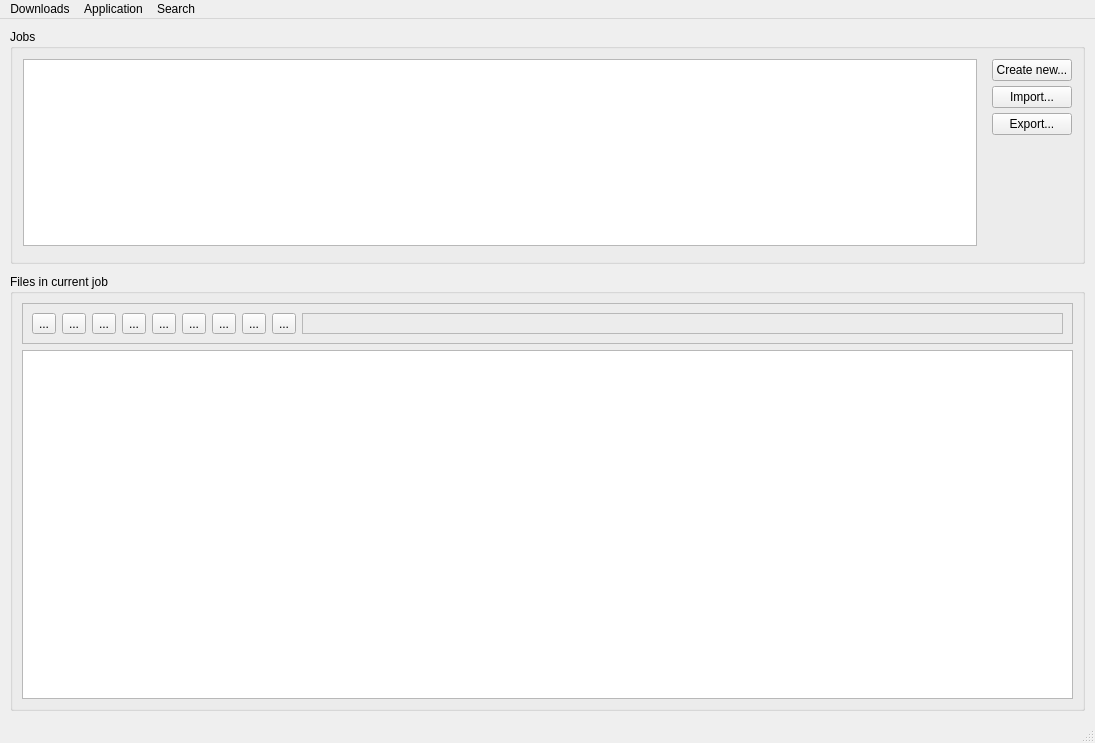
Qt form aoget/qt/main_window.ui (endre-git/aoget) before a commit.
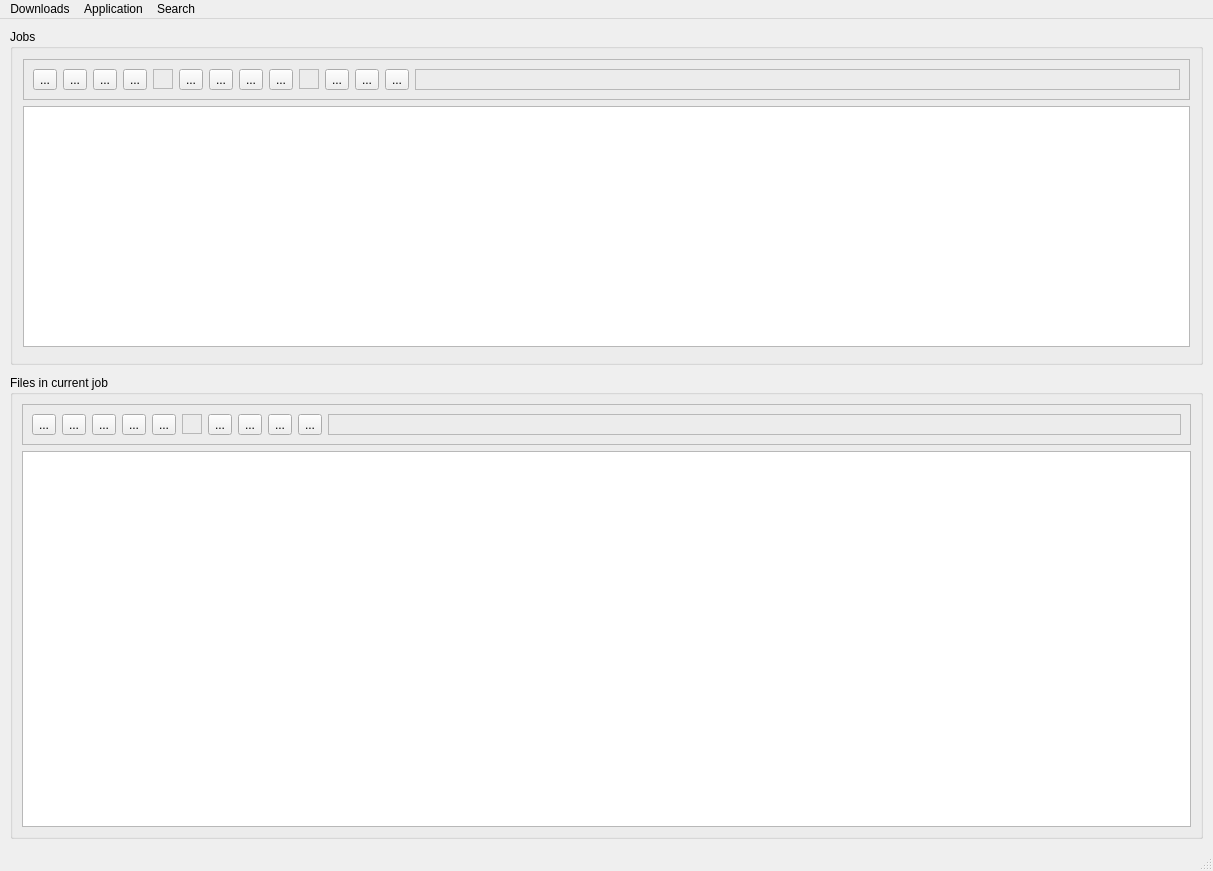
The same form after that commit. Icons and pictures are not drawn.

```diff
--- a/aoget/qt/main_window.ui
+++ b/aoget/qt/main_window.ui
@@ -6,8 +6,8 @@
    <rect>
     <x>0</x>
     <y>0</y>
-    <width>1095</width>
-    <height>743</height>
+    <width>1213</width>
+    <height>871</height>
    </rect>
   </property>
   <property name="windowTitle">
@@ -18,7 +18,7 @@
     <normaloff>../resources/icons/download.svg</normaloff>../resources/icons/download.svg</iconset>
   </property>
   <widget class="QWidget" name="centralwidget">
-   <layout class="QVBoxLayout" name="verticalLayout_2" stretch="35,65">
+   <layout class="QVBoxLayout" name="verticalLayout_2" stretch="42,58">
     <property name="spacing">
      <number>10</number>
     </property>
@@ -51,7 +51,7 @@
       <property name="checkable">
        <bool>false</bool>
       </property>
-      <layout class="QGridLayout" name="gridLayout" rowstretch="1,0,0,0,0" columnstretch="1,0">
+      <layout class="QVBoxLayout" name="verticalLayout_3">
        <property name="sizeConstraint">
         <enum>QLayout::SetMaximumSize</enum>
        </property>
@@ -67,49 +67,323 @@
        <property name="bottomMargin">
         <number>15</number>
        </property>
-       <property name="horizontalSpacing">
-        <number>15</number>
-       </property>
-       <property name="verticalSpacing">
-        <number>5</number>
-       </property>
-       <item row="0" column="0" rowspan="5">
+       <item>
+        <widget class="QFrame" name="frame_2">
+         <property name="frameShape">
+          <enum>QFrame::StyledPanel</enum>
+         </property>
+         <property name="frameShadow">
+          <enum>QFrame::Raised</enum>
+         </property>
+         <layout class="QHBoxLayout" name="horizontalLayout_2">
+          <item>
+           <widget class="QToolButton" name="btnJobImport_5">
+            <property name="toolTip">
+             <string>More download threads</string>
+            </property>
+            <property name="text">
+             <string>...</string>
+            </property>
+            <property name="icon">
+             <iconset>
+              <normaloff>../resources/icons/play.svg</normaloff>../resources/icons/play.svg</iconset>
+            </property>
+            <property name="iconSize">
+             <size>
+              <width>40</width>
+              <height>22</height>
+             </size>
+            </property>
+           </widget>
+          </item>
+          <item>
+           <widget class="QToolButton" name="btnJobImport_6">
+            <property name="toolTip">
+             <string>More download threads</string>
+            </property>
+            <property name="text">
+             <string>...</string>
+            </property>
+            <property name="icon">
+             <iconset>
+              <normaloff>../resources/icons/octagon.svg</normaloff>../resources/icons/octagon.svg</iconset>
+            </property>
+            <property name="iconSize">
+             <size>
+              <width>40</width>
+              <height>22</height>
+             </size>
+            </property>
+           </widget>
+          </item>
+          <item>
+           <widget class="QToolButton" name="btnJobImport_3">
+            <property name="toolTip">
+             <string>More download threads</string>
+            </property>
+            <property name="text">
+             <string>...</string>
+            </property>
+            <property name="icon">
+             <iconset>
+              <normaloff>../resources/icons/trending-up.svg</normaloff>../resources/icons/trending-up.svg</iconset>
+            </property>
+            <property name="iconSize">
+             <size>
+              <width>40</width>
+              <height>22</height>
+             </size>
+            </property>
+           </widget>
+          </item>
+          <item>
+           <widget class="QToolButton" name="btnJobImport_4">
+            <property name="toolTip">
+             <string>Less download threads</string>
+            </property>
+            <property name="text">
+             <string>...</string>
+            </property>
+            <property name="icon">
+             <iconset>
+              <normaloff>../resources/icons/trending-down.svg</normaloff>../resources/icons/trending-down.svg</iconset>
+            </property>
+            <property name="iconSize">
+             <size>
+              <width>40</width>
+              <height>22</height>
+             </size>
+            </property>
+           </widget>
+          </item>
+          <item>
+           <widget class="QFrame" name="frame_4">
+            <property name="sizePolicy">
+             <sizepolicy hsizetype="Fixed" vsizetype="Fixed">
+              <horstretch>0</horstretch>
+              <verstretch>0</verstretch>
+             </sizepolicy>
+            </property>
+            <property name="minimumSize">
+             <size>
+              <width>20</width>
+              <height>0</height>
+             </size>
+            </property>
+            <property name="maximumSize">
+             <size>
+              <width>20</width>
+              <height>20</height>
+             </size>
+            </property>
+            <property name="baseSize">
+             <size>
+              <width>20</width>
+              <height>0</height>
+             </size>
+            </property>
+            <property name="frameShape">
+             <enum>QFrame::StyledPanel</enum>
+            </property>
+            <property name="frameShadow">
+             <enum>QFrame::Raised</enum>
+            </property>
+           </widget>
+          </item>
+          <item>
+           <widget class="QToolButton" name="btnJobCreate">
+            <property name="toolTip">
+             <string>Create new job...</string>
+            </property>
+            <property name="text">
+             <string>...</string>
+            </property>
+            <property name="icon">
+             <iconset>
+              <normaloff>../resources/icons/file-plus.svg</normaloff>../resources/icons/file-plus.svg</iconset>
+            </property>
+            <property name="iconSize">
+             <size>
+              <width>40</width>
+              <height>22</height>
+             </size>
+            </property>
+           </widget>
+          </item>
+          <item>
+           <widget class="QToolButton" name="btnJobEdit">
+            <property name="toolTip">
+             <string>Edit job...</string>
+            </property>
+            <property name="text">
+             <string>...</string>
+            </property>
+            <property name="icon">
+             <iconset>
+              <normaloff>../resources/icons/edit.svg</normaloff>../resources/icons/edit.svg</iconset>
+            </property>
+            <property name="iconSize">
+             <size>
+              <width>40</width>
+              <height>22</height>
+             </size>
+            </property>
+           </widget>
+          </item>
+          <item>
+           <widget class="QToolButton" name="btnJobRemoveFromList">
+            <property name="toolTip">
+             <string>Delete job...</string>
+            </property>
+            <property name="text">
+             <string>...</string>
+            </property>
+            <property name="icon">
+             <iconset>
+              <normaloff>../resources/icons/x.svg</normaloff>../resources/icons/x.svg</iconset>
+            </property>
+            <property name="iconSize">
+             <size>
+              <width>40</width>
+              <height>22</height>
+             </size>
+            </property>
+           </widget>
+          </item>
+          <item>
+           <widget class="QToolButton" name="btnJobRemove">
+            <property name="toolTip">
+             <string>Delete job, files included</string>
+            </property>
+            <property name="text">
+             <string>...</string>
+            </property>
+            <property name="icon">
+             <iconset>
+              <normaloff>../resources/icons/trash-2.svg</normaloff>../resources/icons/trash-2.svg</iconset>
+            </property>
+            <property name="iconSize">
+             <size>
+              <width>40</width>
+              <height>22</height>
+             </size>
+            </property>
+           </widget>
+          </item>
+          <item>
+           <widget class="QFrame" name="frame_3">
+            <property name="sizePolicy">
+             <sizepolicy hsizetype="Fixed" vsizetype="Fixed">
+              <horstretch>0</horstretch>
+              <verstretch>0</verstretch>
+             </sizepolicy>
+            </property>
+            <property name="minimumSize">
+             <size>
+              <width>20</width>
+              <height>0</height>
+             </size>
+            </property>
+            <property name="maximumSize">
+             <size>
+              <width>20</width>
+              <height>20</height>
+             </size>
+            </property>
+            <property name="baseSize">
+             <size>
+              <width>20</width>
+              <height>0</height>
+             </size>
+            </property>
+            <property name="frameShape">
+             <enum>QFrame::StyledPanel</enum>
+            </property>
+            <property name="frameShadow">
+             <enum>QFrame::Raised</enum>
+            </property>
+           </widget>
+          </item>
+          <item>
+           <widget class="QToolButton" name="btnJobHealthCheck">
+            <property name="toolTip">
+             <string>Export a job...</string>
+            </property>
+            <property name="text">
+             <string>...</string>
+            </property>
+            <property name="icon">
+             <iconset>
+              <normaloff>../resources/icons/activity.svg</normaloff>../resources/icons/activity.svg</iconset>
+            </property>
+            <property name="iconSize">
+             <size>
+              <width>40</width>
+              <height>22</height>
+             </size>
+            </property>
+           </widget>
+          </item>
+          <item>
+           <widget class="QToolButton" name="btnJobImport">
+            <property name="toolTip">
+             <string>Import a job...</string>
+            </property>
+            <property name="text">
+             <string>...</string>
+            </property>
+            <property name="icon">
+             <iconset>
+              <normaloff>../resources/icons/log-in.svg</normaloff>../resources/icons/log-in.svg</iconset>
+            </property>
+            <property name="iconSize">
+             <size>
+              <width>40</width>
+              <height>22</height>
+             </size>
+            </property>
+           </widget>
+          </item>
+          <item>
+           <widget class="QToolButton" name="btnJobImport_2">
+            <property name="toolTip">
+             <string>Export a job...</string>
+            </property>
+            <property name="text">
+             <string>...</string>
+            </property>
+            <property name="icon">
+             <iconset>
+              <normaloff>../resources/icons/log-out.svg</normaloff>../resources/icons/log-out.svg</iconset>
+            </property>
+            <property name="iconSize">
+             <size>
+              <width>40</width>
+              <height>22</height>
+             </size>
+            </property>
+           </widget>
+          </item>
+          <item>
+           <widget class="QFrame" name="frame_5">
+            <property name="frameShape">
+             <enum>QFrame::StyledPanel</enum>
+            </property>
+            <property name="frameShadow">
+             <enum>QFrame::Raised</enum>
+            </property>
+           </widget>
+          </item>
+         </layout>
+        </widget>
+       </item>
+       <item>
         <widget class="QTableWidget" name="tblJobs">
          <property name="sortingEnabled">
           <bool>true</bool>
          </property>
         </widget>
        </item>
-       <item row="0" column="1">
-        <widget class="QPushButton" name="btnCreateNew">
-         <property name="toolTip">
-          <string>Download a new set of files from a webpage</string>
-         </property>
-         <property name="text">
-          <string>Create new...</string>
-         </property>
-        </widget>
-       </item>
-       <item row="1" column="1">
-        <widget class="QPushButton" name="btnImport">
-         <property name="toolTip">
-          <string>Import a previously exported job</string>
-         </property>
-         <property name="text">
-          <string>Import...</string>
-         </property>
-        </widget>
-       </item>
-       <item row="2" column="1">
-        <widget class="QPushButton" name="btnExport">
-         <property name="toolTip">
-          <string>Export selected job</string>
-         </property>
-         <property name="text">
-          <string>Export...</string>
-         </property>
-        </widget>
-       </item>
       </layout>
      </widget>
     </item>
@@ -237,6 +511,34 @@
             </property>
            </widget>
           </item>
+          <item>
+           <widget class="QFrame" name="frame_6">
+            <property name="sizePolicy">
+             <sizepolicy hsizetype="Fixed" vsizetype="Fixed">
+              <horstretch>0</horstretch>
+              <verstretch>0</verstretch>
+             </sizepolicy>
+            </property>
+            <property name="minimumSize">
+             <size>
+              <width>20</width>
+              <height>20</height>
+             </size>
+            </property>
+            <property name="maximumSize">
+             <size>
+              <width>20</width>
+              <height>20</height>
+             </size>
+            </property>
+            <property name="frameShape">
+             <enum>QFrame::StyledPanel</enum>
+            </property>
+            <property name="frameShadow">
+             <enum>QFrame::Raised</enum>
+            </property>
+           </widget>
+          </item>
           <item>
            <widget class="QToolButton" name="btnFileDetails">
             <property name="toolTip">
@@ -343,7 +645,7 @@
     <rect>
      <x>0</x>
      <y>0</y>
-     <width>1095</width>
+     <width>1213</width>
      <height>21</height>
     </rect>
    </property>
```
Left out of the diff: 4 changed lines with no effect on the pictures.
